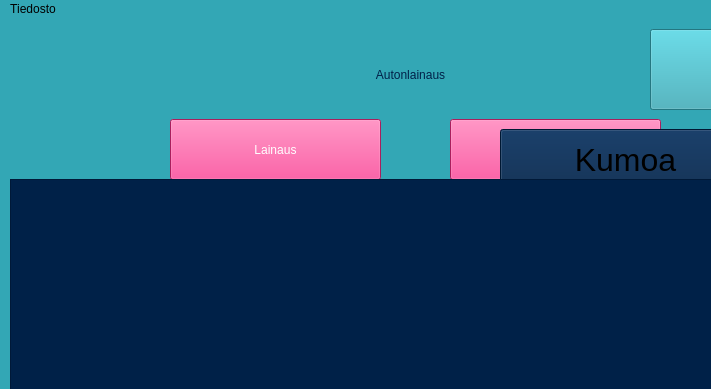
Qt form user.ui (katalav/Autolainaus) before a commit; both pictures show x 0 to 711 and y 0 to 389 of the 801 by 730 pixel window.
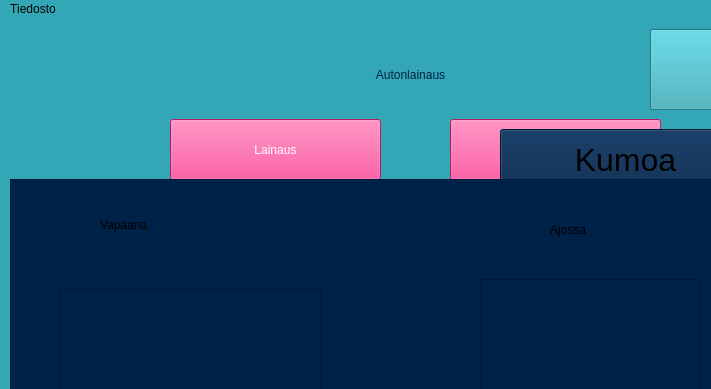
The same form after that commit. Icons and pictures are not drawn.

Commit message: autojen juttuja

```diff
--- a/user.ui
+++ b/user.ui
@@ -489,6 +489,61 @@
     <property name="frameShadow">
      <enum>QFrame::Shadow::Raised</enum>
     </property>
+    <widget class="QLabel" name="vapaanaLabel">
+     <property name="geometry">
+      <rect>
+       <x>90</x>
+       <y>30</y>
+       <width>121</width>
+       <height>31</height>
+      </rect>
+     </property>
+     <property name="styleSheet">
+      <string notr="true">font: 22pt &quot;Segoe UI&quot;;</string>
+     </property>
+     <property name="text">
+      <string>Vapaana</string>
+     </property>
+    </widget>
+    <widget class="QLabel" name="ajossaLabel">
+     <property name="geometry">
+      <rect>
+       <x>540</x>
+       <y>30</y>
+       <width>81</width>
+       <height>41</height>
+      </rect>
+     </property>
+     <property name="styleSheet">
+      <string notr="true">font: 22pt &quot;Segoe UI&quot;;</string>
+     </property>
+     <property name="text">
+      <string>Ajossa</string>
+     </property>
+    </widget>
+    <widget class="QPlainTextEdit" name="availablePlainTextEdit">
+     <property name="geometry">
+      <rect>
+       <x>50</x>
+       <y>110</y>
+       <width>261</width>
+       <height>271</height>
+      </rect>
+     </property>
+     <property name="styleSheet">
+      <string notr="true">font: 16pt &quot;Segoe UI&quot;;</string>
+     </property>
+    </widget>
+    <widget class="QPlainTextEdit" name="rentedPlainTextEdit">
+     <property name="geometry">
+      <rect>
+       <x>470</x>
+       <y>100</y>
+       <width>221</width>
+       <height>321</height>
+      </rect>
+     </property>
+    </widget>
    </widget>
   </widget>
   <widget class="QMenuBar" name="menubar">
```
The commit also changes 2 other files.
